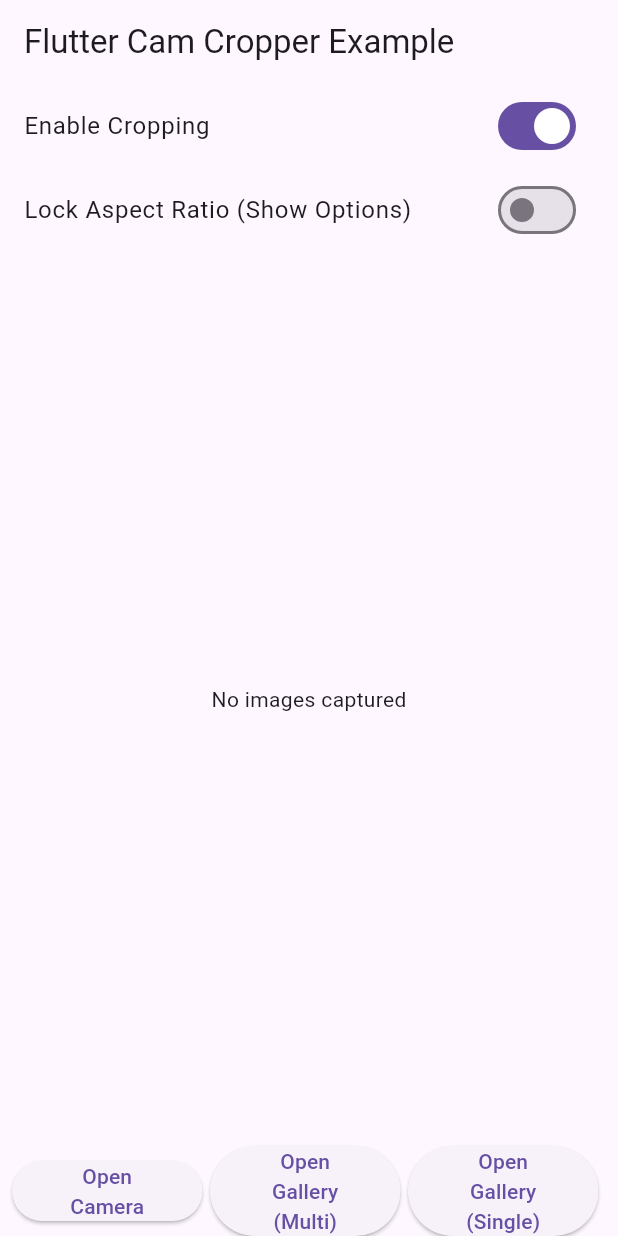
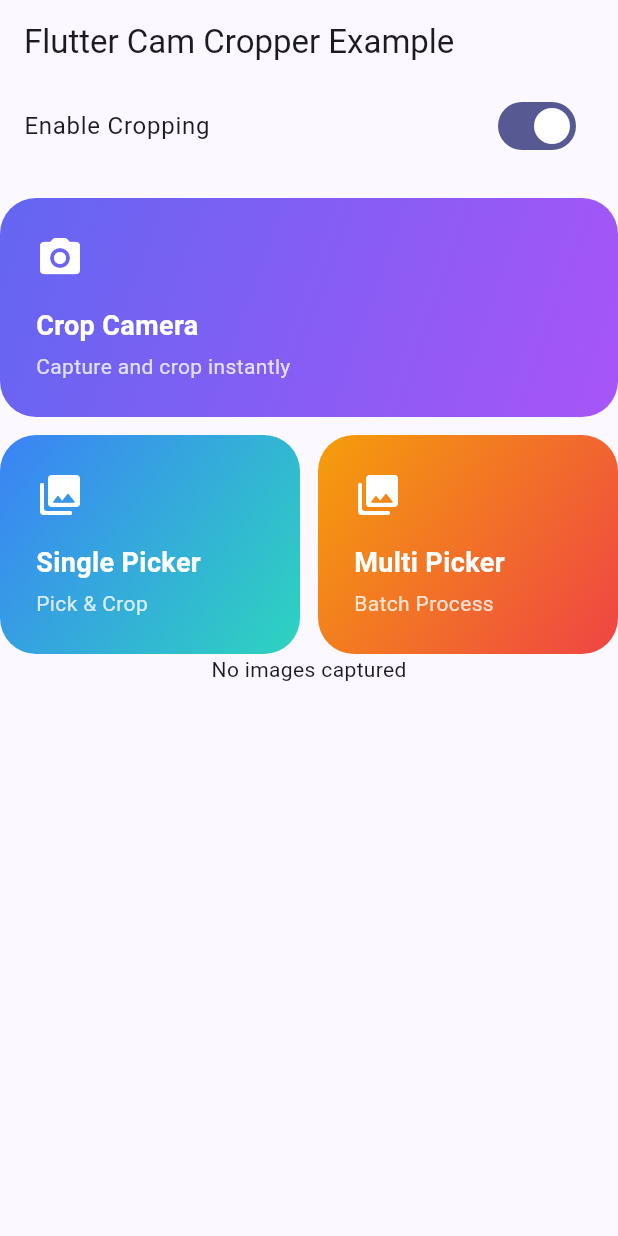
Before and after one commit to ShithinCherathuparambil/flutter_crop_camera, a Flutter app: the screen it shows after launch, on a phone screen of 412 x 824 dp. Run offline on Flutter 3.47's test engine with Material 3 defaults, Android fonts, the phone set to English and light mode, and no system bars; our stand-ins replace permission_handler, plugin_platform_interface.

Commit message:
image UI updated

```diff
--- a/example/lib/main.dart
+++ b/example/lib/main.dart
@@ -14,8 +14,22 @@
 
   @override
   Widget build(BuildContext context) {
-    return const MaterialApp(
+    return MaterialApp(
       debugShowCheckedModeBanner: false,
+      theme: ThemeData(
+        colorScheme: ColorScheme.fromSeed(
+          seedColor: const Color(0xFF6366F1),
+          brightness: Brightness.light,
+        ),
+        useMaterial3: true,
+      ),
+      darkTheme: ThemeData(
+        colorScheme: ColorScheme.fromSeed(
+          seedColor: const Color(0xFF6366F1),
+          brightness: Brightness.dark,
+        ),
+        useMaterial3: true,
+      ),
       home: HomePage(),
     );
   }
@@ -43,9 +57,20 @@
   @override
   Widget build(BuildContext context) {
     return Scaffold(
-      appBar: AppBar(title: const Text('Flutter Cam Cropper Example')),
+      appBar: AppBar(
+        title: const Text('Flutter Cam Cropper Example'),
+        actions: [
+          if (_capturedImages.isNotEmpty)
+            IconButton(
+              onPressed: () => setState(() => _capturedImages.clear()),
+              icon: const Icon(Icons.delete_sweep),
+              tooltip: 'Clear All',
+            ),
+        ],
+      ),
       body: SafeArea(
         bottom: true,
+        child: SingleChildScrollView(
           child: Column(
             children: [
               SwitchListTile(
@@ -58,19 +83,49 @@
                 },
               ),
 
-            SwitchListTile(
-              title: const Text("Lock Aspect Ratio (Show Options)"),
-              value: _lockAspectRatio,
-              onChanged: (val) {
-                setState(() {
-                  _lockAspectRatio = val;
-                });
-              },
+              const SizedBox(height: 20),
+              Row(
+                children: [
+                  Expanded(
+                    child: _FeatureCard(
+                      title: 'Crop Camera',
+                      subtitle: 'Capture and crop instantly',
+                      icon: Icons.camera_alt_rounded,
+                      gradient: const [Color(0xFF6366F1), Color(0xFFA855F7)],
+                      onTap: _openCamera,
+                    ),
+                  ),
+                ],
+              ),
+              const SizedBox(height: 12),
+              Row(
+                children: [
+                  Expanded(
+                    child: _FeatureCard(
+                      title: 'Single Picker',
+                      subtitle: 'Pick & Crop',
+                      icon: Icons.photo_library_rounded,
+                      gradient: const [Color(0xFF3B82F6), Color(0xFF2DD4BF)],
+                      onTap: _pickSingle,
+                    ),
+                  ),
+                  const SizedBox(width: 12),
+                  Expanded(
+                    child: _FeatureCard(
+                      title: 'Multi Picker',
+                      subtitle: 'Batch Process',
+                      icon: Icons.collections_rounded,
+                      gradient: const [Color(0xFFF59E0B), Color(0xFFEF4444)],
+                      onTap: _pickMulti,
+                    ),
+                  ),
+                ],
               ),
               if (_capturedImages.isNotEmpty)
-              Expanded(
-                child: ListView.separated(
-                  padding: const EdgeInsets.all(8),
+                ListView.separated(
+                  shrinkWrap: true,
+                  physics: const ClampingScrollPhysics(),
+                  padding: const EdgeInsets.only(top: 8),
                   // gridDelegate: const SliverGridDelegateWithFixedCrossAxisCount(
                   //   crossAxisCount: 3,
                   //   crossAxisSpacing: 8,
@@ -78,25 +133,89 @@
                   // ),
                   itemCount: _capturedImages.length,
                   itemBuilder: (context, index) {
-                    return Image.file(
+                    return ClipRRect(
+                      borderRadius: BorderRadius.circular(20),
+                      child: Image.file(
                         _capturedImages[index],
                         fit: BoxFit.cover,
+                      ),
                     );
                   },
                   separatorBuilder: (context, index) =>
                       const SizedBox(height: 8),
-                ),
                 )
               else
-              const Expanded(child: Center(child: Text("No images captured"))),
-            Padding(
-              padding: const EdgeInsets.symmetric(horizontal: 8.0),
-              child: Row(
-                spacing: 5,
-                children: [
-                  Expanded(
-                    child: ElevatedButton(
-                      onPressed: () async {
+                const Expanded(
+                  child: Center(child: Text("No images captured")),
+                ),
+            ],
+          ),
+        ),
+      ),
+    );
+  }
+
+  Future<void> _pickSingle() async {
+    if (context.mounted) {
+      // Navigate to gallery picker
+      final ImageSourcePicker picker = ImageSourcePicker();
+      final file = await picker.pickImage(
+        context: context,
+        enableEdit: _enableEdit,
+        appBarStyle: const EditorAppBarStyle(
+          title: Text("Single Crop Editor"),
+          backgroundColor: Colors.black,
+        ),
+        editorStyle: const EditorStyle(
+          cropHandleColor: Colors.blueAccent,
+          cropHandleSize: 10.0,
+          cropBorderColor: Colors.blue,
+          gridColor: Colors.blueGrey,
+          bottomNavSelectedItemColor: Colors.blueAccent,
+        ),
+        quality: 1,
+        screenOrientations: const [DeviceOrientation.portraitUp],
+      );
+
+      if (file != null) {
+        setState(() {
+          _capturedImages = [file];
+        });
+      }
+    }
+  }
+
+  Future<void> _pickMulti() async {
+    // Navigate to gallery picker
+    final ImageSourcePicker picker = ImageSourcePicker();
+    final files = await picker.pickMultipleImages(
+      context: context,
+      enableEdit: _enableEdit,
+      quality: 1,
+      appBarStyle: const EditorAppBarStyle(
+        title: Text("Multi Crop Editor"),
+        backgroundColor: Colors.black,
+      ),
+      editorStyle: const EditorStyle(
+        cropHandleColor: Colors.blue,
+        cropHandleSize: 12.0,
+        cropBorderColor: Colors.blue,
+        cropBorderWidth: 1.0,
+        gridColor: Colors.red,
+        bottomNavSelectedItemColor: Colors.blue,
+        bottomNavUnSelectedItemColor: Colors.white54,
+      ),
+      screenOrientations: const [DeviceOrientation.portraitUp],
+    );
+
+    if (files.isNotEmpty) {
+      setState(() {
+        _capturedImages = files;
+      });
+    }
+  }
+
+  Future<void> _openCamera() async {
     // 1. Check current permission status
     var status = await Permission.camera.status;
 
@@ -108,8 +227,7 @@
     // 3. Handle the permission result
     if (status.isGranted) {
       if (context.mounted) {
-                            final ImageSourcePicker picker =
-                                ImageSourcePicker();
+        final ImageSourcePicker picker = ImageSourcePicker();
         // Navigate to camera screen
         final file = await picker.openCamera(
           context: context,
@@ -125,9 +243,7 @@
             gridColor: Colors.white24,
             bottomNavSelectedItemColor: Colors.blue,
           ),
-                              screenOrientations: const [
-                                DeviceOrientation.portraitUp,
-                              ],
+          screenOrientations: const [DeviceOrientation.portraitUp],
         );
         log('file - ${file?.path}');
         if (file != null) {
@@ -141,9 +257,7 @@
       if (context.mounted) {
         ScaffoldMessenger.of(context).showSnackBar(
           const SnackBar(
-                                content: Text(
-                                  'Camera permission is required to use this feature',
-                                ),
+            content: Text('Camera permission is required to use this feature'),
             duration: Duration(seconds: 3),
           ),
         );
@@ -167,100 +281,67 @@
         );
       }
     }
-                      },
-                      child: const Text(
-                        "Open Camera",
-                        textAlign: TextAlign.center,
+  }
+}
+
+class _FeatureCard extends StatelessWidget {
+  final String title;
+  final String subtitle;
+  final IconData icon;
+  final List<Color> gradient;
+  final VoidCallback onTap;
+
+  const _FeatureCard({
+    required this.title,
+    required this.subtitle,
+    required this.icon,
+    required this.gradient,
+    required this.onTap,
+  });
+
+  @override
+  Widget build(BuildContext context) {
+    return Material(
+      borderRadius: BorderRadius.circular(24),
+      clipBehavior: Clip.antiAlias,
+      elevation: 0,
+      color: Colors.transparent,
+      child: InkWell(
+        onTap: onTap,
+        child: Container(
+          padding: const EdgeInsets.all(24),
+          decoration: BoxDecoration(
+            gradient: LinearGradient(
+              colors: gradient,
+              begin: Alignment.topLeft,
+              end: Alignment.bottomRight,
             ),
           ),
-                  ),
-                  Expanded(
-                    child: ElevatedButton(
-                      onPressed: () async {
-                        if (context.mounted) {
-                          // Navigate to gallery picker
-                          final ImageSourcePicker picker = ImageSourcePicker();
-                          final files = await picker.pickMultipleImages(
-                            context: context,
-                            enableEdit: _enableEdit,
-                            quality: 1,
-                            appBarStyle: const EditorAppBarStyle(
-                              title: Text("Multi Crop Editor"),
-                              backgroundColor: Colors.white,
-                            ),
-                            editorStyle: const EditorStyle(
-                              cropHandleColor: Colors.blue,
-                              cropHandleSize: 12.0,
-                              cropBorderColor: Colors.blue,
-                              cropBorderWidth: 1.0,
-                              gridColor: Colors.red,
-                              bottomNavSelectedItemColor: Colors.blue,
-                              bottomNavUnSelectedItemColor: Colors.white54,
-                            ),
-                            screenOrientations: const [
-                              DeviceOrientation.portraitUp,
-                            ],
-                          );
-
-                          if (files.isNotEmpty) {
-                            setState(() {
-                              _capturedImages = files;
-                            });
-                          }
-                        }
-                      },
-                      child: const Text(
-                        "Open Gallery (Multi)",
-                        textAlign: TextAlign.center,
+          child: Column(
+            crossAxisAlignment: CrossAxisAlignment.start,
+            children: [
+              Icon(icon, color: Colors.white, size: 32),
+              const SizedBox(height: 16),
+              Text(
+                title,
+                style: const TextStyle(
+                  color: Colors.white,
+                  fontSize: 18,
+                  fontWeight: FontWeight.bold,
                 ),
               ),
-                  ),
-                  Expanded(
-                    child: ElevatedButton(
-                      onPressed: () async {
-                        if (context.mounted) {
-                          // Navigate to gallery picker
-                          final ImageSourcePicker picker = ImageSourcePicker();
-                          final file = await picker.pickImage(
-                            context: context,
-                            enableEdit: _enableEdit,
-                            appBarStyle: const EditorAppBarStyle(
-                              title: Text("Single Crop Editor"),
-                              backgroundColor: Colors.white,
-                            ),
-                            editorStyle: const EditorStyle(
-                              cropHandleColor: Colors.blueAccent,
-                              cropHandleSize: 10.0,
-                              cropBorderColor: Colors.blue,
-                              gridColor: Colors.blueGrey,
-                              bottomNavSelectedItemColor: Colors.blueAccent,
-                            ),
-                            quality: 1,
-                            screenOrientations: const [
-                              DeviceOrientation.portraitUp,
-                            ],
-                          );
-
-                          if (file != null) {
-                            setState(() {
-                              _capturedImages = [file];
-                            });
-                          }
-                        }
-                      },
-                      child: const Text(
-                        "Open Gallery (Single)",
-                        textAlign: TextAlign.center,
-                      ),
-                    ),
-                  ),
-                  const SizedBox(height: 20),
-                ],
+              const SizedBox(height: 4),
+              Text(
+                subtitle,
+                style: TextStyle(
+                  color: Colors.white.withOpacity(0.8),
+                  fontSize: 14,
                 ),
               ),
             ],
           ),
         ),
+      ),
     );
   }
 }
```
Also changed, not shown: 3 other files. Lines whose indentation alone changed are shown as unchanged.
